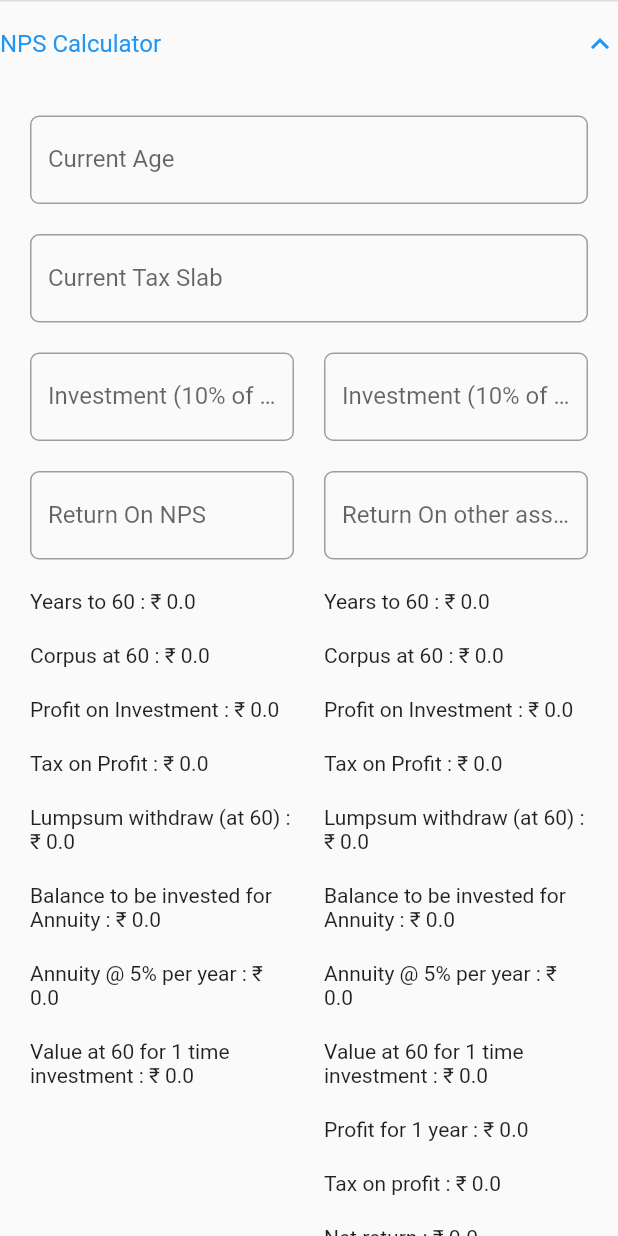
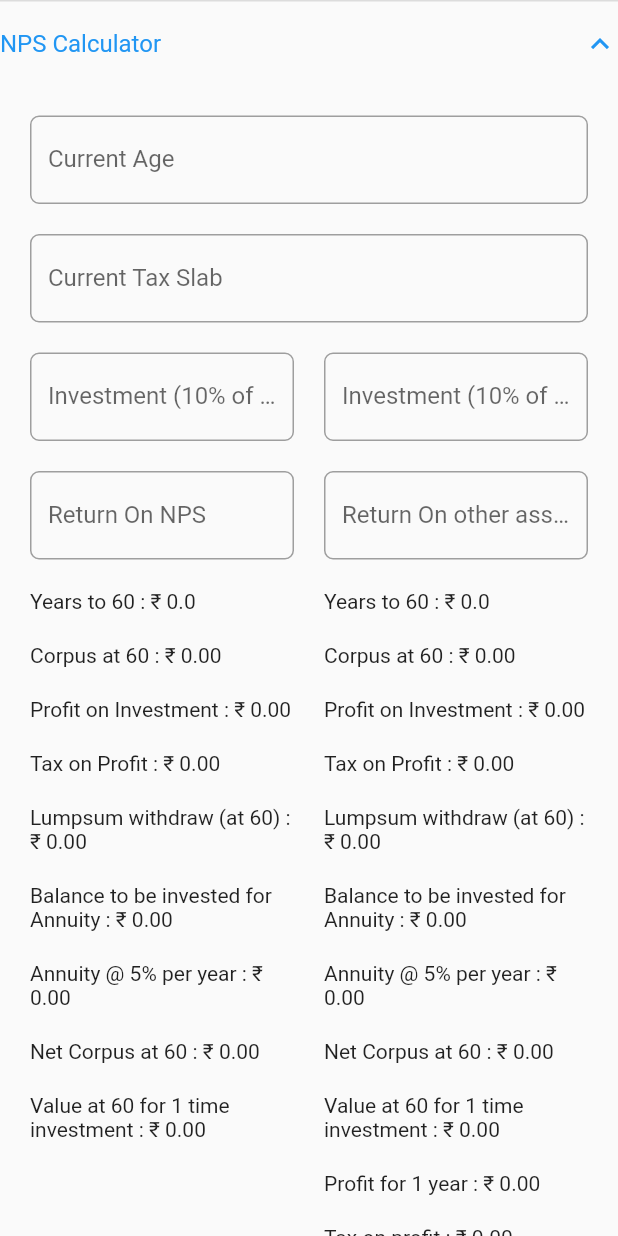
Before and after one commit to hkumawat2000/tax_demo, a Flutter app: the NPSCalculator widget shown alone on an empty page, opened directly, after a tap on "NPS Calculator", on a phone screen of 412 x 824 dp. Run offline on Flutter 3.47's test engine with Material 2 defaults, Android fonts, the phone set to English and light mode, and no system bars; our stand-ins replace firebase_core; accounts and stored records are empty.

Commit message:
calculate nps with some data

```diff
--- a/lib/nps_calculator.dart
+++ b/lib/nps_calculator.dart
@@ -21,8 +21,10 @@
   double yearTo60Asset = 0;
   double corpusAt60NPS = 0;
   double corpusAt60Asset = 0;
+  double netCorpusAt60NPS = 0;
+  double netCorpusAt60Asset = 0;
   double profitOnInvNPS = 0;
-  double profileOnInvAsset = 0;
+  double profitOnInvAsset = 0;
   double taxOnProNPS = 0;
   double taxOnProAsset = 0;
   double withdrawNPS = 0;
@@ -227,63 +229,72 @@
           const SizedBox(height: 20),
           Row(
             children: [
-              Expanded(child: Text("Corpus at 60 : ₹ $corpusAt60NPS")),
+              Expanded(child: Text("Corpus at 60 : ₹ ${numberToString(corpusAt60NPS.toStringAsFixed(2))}")),
               const SizedBox(width: 20),
-              Expanded(child: Text("Corpus at 60 : ₹ $corpusAt60Asset")),
+              Expanded(child: Text("Corpus at 60 : ₹ ${numberToString(corpusAt60Asset.toStringAsFixed(2))}")),
             ],
           ),
 
           const SizedBox(height: 20),
           Row(
             children: [
-              Expanded(child: Text("Profit on Investment : ₹ $profitOnInvNPS")),
+              Expanded(child: Text("Profit on Investment : ₹ ${numberToString(profitOnInvNPS.toStringAsFixed(2))}")),
               const SizedBox(width: 20),
-              Expanded(child: Text("Profit on Investment : ₹ $profileOnInvAsset")),
+              Expanded(child: Text("Profit on Investment : ₹ ${numberToString(profitOnInvAsset.toStringAsFixed(2))}")),
             ],
           ),
 
           const SizedBox(height: 20),
           Row(
             children: [
-              Expanded(child: Text("Tax on Profit : ₹ $taxOnProNPS")),
+              Expanded(child: Text("Tax on Profit : ₹ ${numberToString(taxOnProNPS.toStringAsFixed(2))}")),
               const SizedBox(width: 20),
-              Expanded(child: Text("Tax on Profit : ₹ $taxOnProAsset")),
+              Expanded(child: Text("Tax on Profit : ₹ ${numberToString(taxOnProAsset.toStringAsFixed(2))}")),
             ],
           ),
 
           const SizedBox(height: 20),
           Row(
             children: [
-              Expanded(child: Text("Lumpsum withdraw (at 60) : ₹ $withdrawNPS")),
+              Expanded(child: Text("Lumpsum withdraw (at 60) : ₹ ${numberToString(withdrawNPS.toStringAsFixed(2))}")),
               const SizedBox(width: 20),
-              Expanded(child: Text("Lumpsum withdraw (at 60) : ₹ $withdrawAsset")),
+              Expanded(child: Text("Lumpsum withdraw (at 60) : ₹ ${numberToString(withdrawAsset.toStringAsFixed(2))}")),
             ],
           ),
 
           const SizedBox(height: 20),
           Row(
             children: [
-              Expanded(child: Text("Balance to be invested for Annuity : ₹ $balanceInvForAnnuityNPS")),
+              Expanded(child: Text("Balance to be invested for Annuity : ₹ ${numberToString(balanceInvForAnnuityNPS.toStringAsFixed(2))}")),
               const SizedBox(width: 20),
-              Expanded(child: Text("Balance to be invested for Annuity : ₹ $balanceInvForAnnuityAsset")),
+              Expanded(child: Text("Balance to be invested for Annuity : ₹ ${numberToString(balanceInvForAnnuityAsset.toStringAsFixed(2))}")),
             ],
           ),
 
           const SizedBox(height: 20),
           Row(
             children: [
-              Expanded(child: Text("Annuity @ 5% per year : ₹ $annuityPerYearNPS")),
+              Expanded(child: Text("Annuity @ 5% per year : ₹ ${numberToString(annuityPerYearNPS.toStringAsFixed(2))}")),
               const SizedBox(width: 20),
-              Expanded(child: Text("Annuity @ 5% per year : ₹ $annuityPerYearAsset")),
+              Expanded(child: Text("Annuity @ 5% per year : ₹ ${numberToString(annuityPerYearAsset.toStringAsFixed(2))}")),
             ],
           ),
 
           const SizedBox(height: 20),
           Row(
             children: [
-              Expanded(child: Text("Value at 60 for 1 time investment : ₹ $valueAt60NPS")),
+              Expanded(child: Text("Net Corpus at 60 : ₹ ${numberToString(netCorpusAt60NPS.toStringAsFixed(2))}")),
               const SizedBox(width: 20),
-              Expanded(child: Text("Value at 60 for 1 time investment : ₹ $valueAt60Asset")),
+              Expanded(child: Text("Net Corpus at 60 : ₹ ${numberToString(netCorpusAt60Asset.toStringAsFixed(2))}")),
+            ],
+          ),
+
+          const SizedBox(height: 20),
+          Row(
+            children: [
+              Expanded(child: Text("Value at 60 for 1 time investment : ₹ ${numberToString(valueAt60NPS.toStringAsFixed(2))}")),
+              const SizedBox(width: 20),
+              Expanded(child: Text("Value at 60 for 1 time investment : ₹ ${numberToString(valueAt60Asset.toStringAsFixed(2))}")),
             ],
           ),
 
@@ -292,7 +303,7 @@
             children: [
               const Expanded(child: Text("")),
               const SizedBox(width: 20),
-              Expanded(child: Text("Profit for 1 year : ₹ $profitFor1YearAsset")),
+              Expanded(child: Text("Profit for 1 year : ₹ ${numberToString(profitFor1YearAsset.toStringAsFixed(2))}")),
             ],
           ),
 
@@ -301,7 +312,7 @@
             children: [
               const Expanded(child: Text("")),
               const SizedBox(width: 20),
-              Expanded(child: Text("Tax on profit : ₹ $taxOnProAsset")),
+              Expanded(child: Text("Tax on profit : ₹ ${numberToString(taxOnProAsset.toStringAsFixed(2))}")),
             ],
           ),
 
@@ -310,7 +321,7 @@
             children: [
               const Expanded(child: Text("")),
               const SizedBox(width: 20),
-              Expanded(child: Text("Net return : ₹ $netReturnAsset")),
+              Expanded(child: Text("Net return : ₹ ${numberToString(netReturnAsset.toStringAsFixed(2))}")),
             ],
           ),
           const SizedBox(height: 20),
@@ -335,6 +346,43 @@
     yearTo60NPS = 60 - getCurrentAge;
     yearTo60Asset = 60 - getCurrentAge;
 
+
+    corpusAt60NPS = 0;
+    corpusAt60Asset = 0;
+    for(int i=0; i<yearTo60NPS; i++){
+      if(i != 0){
+        corpusAt60NPS += corpusAt60NPS * (getReturnOnNSP / 100);
+      }
+      corpusAt60NPS += getInvNSP;
+    }
+    for(int i=0; i<yearTo60Asset; i++){
+      if(i != 0){
+        corpusAt60Asset += corpusAt60Asset * (getReturnOnAsset / 100);
+      }
+      corpusAt60Asset += getInvAsset;
+    }
+
+
+    profitOnInvNPS = corpusAt60NPS - (getInvNSP * yearTo60NPS);
+    profitOnInvAsset = corpusAt60Asset - (getInvAsset * yearTo60Asset);
+
+    taxOnProNPS = 0;
+    taxOnProAsset = (profitOnInvAsset - 100000) * 0.1;
+
+    withdrawNPS = corpusAt60NPS * 0.6;
+    withdrawAsset = corpusAt60Asset;
+
+    balanceInvForAnnuityNPS = corpusAt60NPS - withdrawNPS;
+    balanceInvForAnnuityAsset = 0;
+
+    annuityPerYearNPS = balanceInvForAnnuityNPS * 0.05;
+    annuityPerYearAsset = 0;
+
+    netCorpusAt60NPS = corpusAt60NPS - taxOnProNPS;
+    netCorpusAt60Asset = corpusAt60Asset - taxOnProAsset;
+
+
+
     setState(() {});
   }
 
```
Also changed, not shown: firebase.json, 1 other file.
